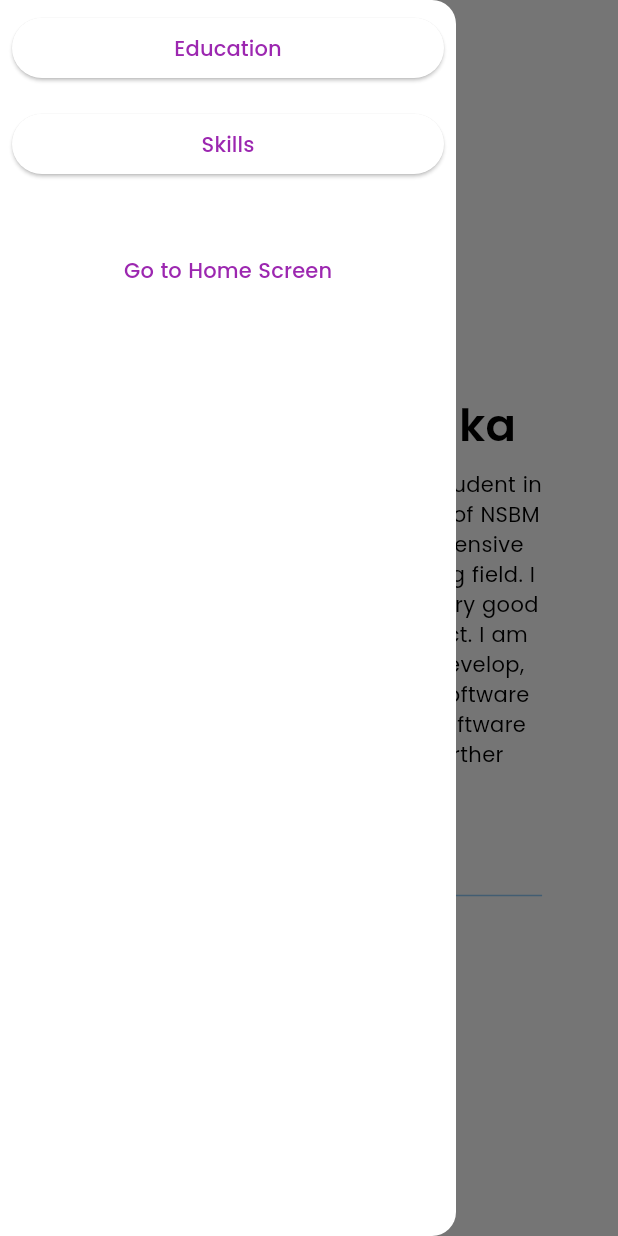
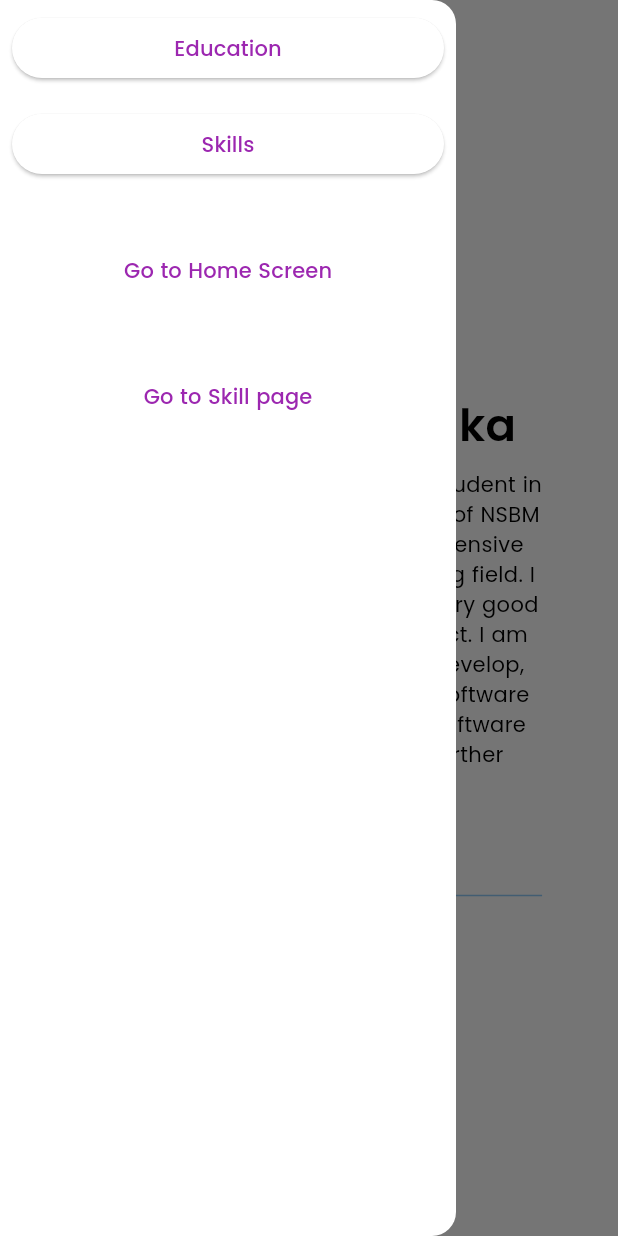
Before and after one commit to DewminVinu00/carricular-vitae-flutter-app, a Flutter app: the screen it shows after launch, with the side drawer open, on a phone screen of 412 x 824 dp. Run offline on Flutter 3.47's test engine with Material 3 defaults, Android fonts, the phone set to English and light mode, and no system bars; our stand-ins replace cloud_firestore, firebase_core, font_awesome_flutter, timelines, velocity_x; accounts and stored records are empty.

Commit message:
add skill page navigation location

```diff
--- a/lib/main.dart
+++ b/lib/main.dart
@@ -1,4 +1,5 @@
 // ignore_for_file: prefer_const_constructors, unused_local_variable, unused_import
+import 'package:curricular_vitae/components/skills.dart';
 import 'package:curricular_vitae/pages/home_page.dart';
 import 'package:curricular_vitae/portfolio.dart';
 import 'package:firebase_core/firebase_core.dart';
@@ -40,6 +41,7 @@ class MyApp extends StatelessWidget {
       routes: {
         'portpolio': (context) => Portfolio(),
         'homepage': (context) => HomePage(),
+        'skillpage': (context) => Skills(),
       },
     );
   }
--- a/lib/portfolio.dart
+++ b/lib/portfolio.dart
@@ -65,6 +65,29 @@ class _PortfolioState extends State<Portfolio> {
             ),
           ],
         ),
+      ),
+      SizedBox(
+        height: 20.0,
+      ),
+      Center(
+        child: Column(
+          mainAxisAlignment: MainAxisAlignment.center,
+          crossAxisAlignment: CrossAxisAlignment.end,
+          children: [
+            Padding(
+              padding: const EdgeInsets.all(8.0),
+              child: TextButton(
+                onPressed: () {
+                  Navigator.push(
+                    context,
+                    MaterialPageRoute(builder: (context) => Skills()),
+                  );
+                },
+                child: Text("Go to Skill page"),
+              ),
+            ),
+          ],
+        ),
       )
     ];
     super.initState();
```
